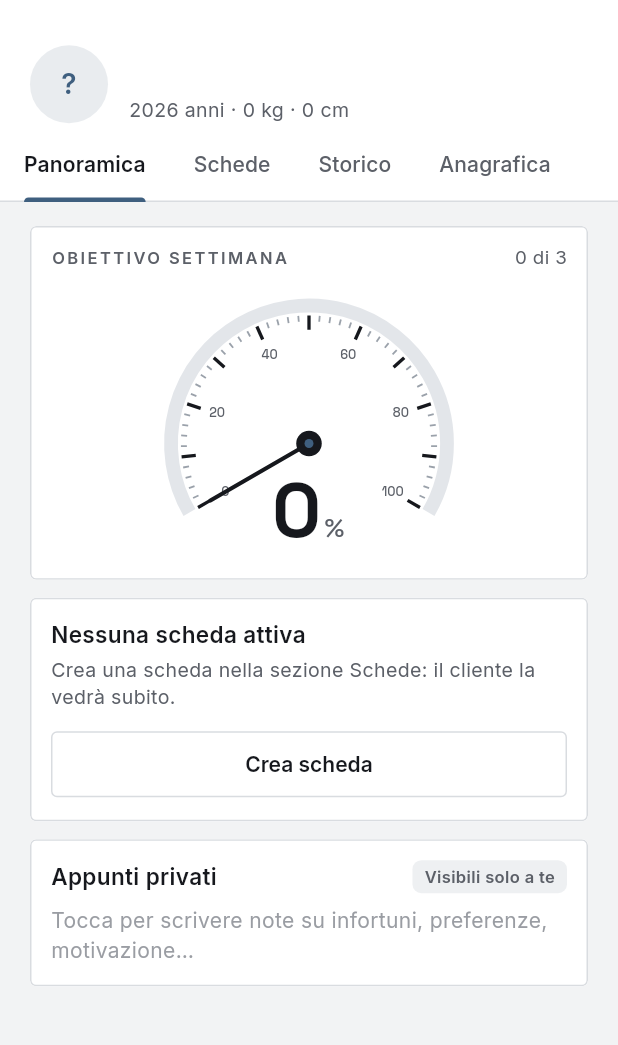
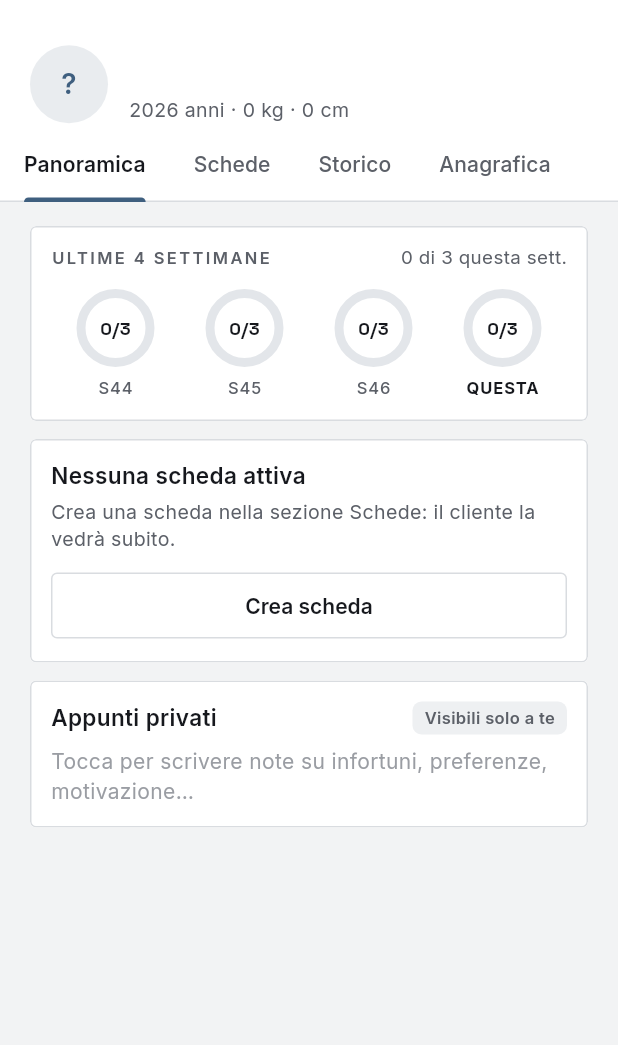
Before and after one commit to dvdsalviato/becoach, a Flutter app: the ClientDetailPage screen opened directly with empty values, on a phone screen of 412 x 824 dp, the part 62-1107 px from its top. Run offline on Flutter 3.47's test engine with Material 3 defaults, Android fonts, the phone set to English and light mode, and no system bars; our stand-ins replace cloud_firestore, firebase_auth, firebase_core, flutter_local_notifications, google_fonts, google_sign_in and 5 more; missing offline and left inert: android_alarm_manager_plus; accounts and stored records are empty; network calls fail.

Commit message:
1.7.1: home riordinata, niente tachimetro, timer fluido, ultima volta per serie, via Termina
Co-Authored-By: Claude Opus 5.5 <noreply@anthropic.com>
Claude-Session: https://claude.ai/code/session_014Yrb5QjuiKc6a9q9wWXS42

```diff
--- a/lib/ui/coach/client_detail_page.dart
+++ b/lib/ui/coach/client_detail_page.dart
@@ -211,7 +211,8 @@ class _Overview extends StatelessWidget {
         ],
         Builder(builder: (context) {
           final planned = (active?.days.length ?? 0) > 0 ? active!.days.length : 3;
-          final w = weekStats(sessions, weekStart());
+          final weeks = WeekRings.last4(sessions);
+          final w = weeks.last;
           return Panel(
             padding: const EdgeInsets.fromLTRB(14, 12, 14, 8),
             child: Column(
@@ -219,13 +220,15 @@ class _Overview extends StatelessWidget {
                 Row(
                   children: [
                     const Expanded(
-                      child: Text('OBIETTIVO SETTIMANA',
+                      child: Text('ULTIME 4 SETTIMANE',
                           style: TextStyle(fontSize: 11, fontWeight: FontWeight.w600, letterSpacing: 1.6, color: BC.muted)),
                     ),
-                    Text('${w.done} di $planned', style: const TextStyle(fontSize: 12.5, color: BC.muted)),
+                    Text('${w.done} di $planned questa sett.', style: const TextStyle(fontSize: 12.5, color: BC.muted)),
                   ],
                 ),
-                SpeedGauge(value: w.done / planned, width: 230),
+                const SizedBox(height: 12),
+                WeekRings(weeks: weeks, planned: planned),
+                const SizedBox(height: 6),
               ],
             ),
           );
--- a/lib/ui/common/profile_page.dart
+++ b/lib/ui/common/profile_page.dart
@@ -366,7 +366,7 @@ class _DevToolsState extends State<_DevTools> {
             behavior: HitTestBehavior.opaque,
             child: const Padding(
               padding: EdgeInsets.symmetric(horizontal: 24, vertical: 8),
-              child: Text('BeCoach 1.7', style: TextStyle(color: BC.disabled, fontSize: 12)),
+              child: Text('BeCoach 1.7.1', style: TextStyle(color: BC.disabled, fontSize: 12)),
             ),
           ),
         ),
--- a/lib/ui/common/progress_gauge.dart
+++ b/lib/ui/common/progress_gauge.dart
@@ -235,7 +235,48 @@ WeekStats weekStats(List<Session> sessions, DateTime from) {
   return WeekStats(from, done, vol);
 }
 
-/// Tachimetro della settimana, anelli delle ultime settimane e degli obiettivi.
+/// Anelli delle ultime 4 settimane (allenamenti fatti / previsti).
+class WeekRings extends StatelessWidget {
+  final List<WeekStats> weeks;
+  final int planned;
+  const WeekRings({super.key, required this.weeks, required this.planned});
+
+  static List<WeekStats> last4(List<Session> sessions) {
+    final ws = weekStart();
+    return [for (var k = 3; k >= 0; k--) weekStats(sessions, ws.subtract(Duration(days: 7 * k)))];
+  }
+
+  @override
+  Widget build(BuildContext context) {
+    return Row(
+      children: [
+        for (var i = 0; i < weeks.length; i++)
+          Expanded(
+            child: Column(
+              children: [
+                ProgressRing(
+                  value: weeks[i].done / planned,
+                  color: i == weeks.length - 1 ? BC.graphite : BC.steel,
+                  center: Text('${weeks[i].done}/$planned',
+                      style: const TextStyle(fontFamily: BC.display, fontSize: 12, fontWeight: FontWeight.w700)),
+                ),
+                const SizedBox(height: 6),
+                Text(i == weeks.length - 1 ? 'QUESTA' : 'S${isoWeek(weeks[i].start)}',
+                    style: TextStyle(
+                      fontSize: 11,
+                      letterSpacing: 0.6,
+                      fontWeight: i == weeks.length - 1 ? FontWeight.w700 : FontWeight.w500,
+                      color: i == weeks.length - 1 ? BC.ink : BC.muted,
+                    )),
+              ],
+            ),
+          ),
+      ],
+    );
+  }
+}
+
+/// Anelli delle ultime settimane e degli obiettivi.
 class AthleteProgressHero extends StatelessWidget {
   final List<Session> sessions;
   final Plan? plan;
@@ -269,63 +310,21 @@ class AthleteProgressHero extends StatelessWidget {
       crossAxisAlignment: CrossAxisAlignment.stretch,
       children: [
         Container(
-          decoration: const BoxDecoration(color: Colors.white, border: Border(top: line, bottom: line)),
-          padding: const EdgeInsets.fromLTRB(20, 16, 20, 18),
-          child: Column(
-            children: [
-              Row(
-                children: [
-                  const Expanded(child: Text('OBIETTIVO SETTIMANA', style: label)),
-                  Text('${cur.done} di $planned allenamenti', style: const TextStyle(fontSize: 12.5, color: BC.muted)),
-                ],
-              ),
-              const SizedBox(height: 8),
-              LayoutBuilder(
-                builder: (context, c) => SpeedGauge(value: pct, width: math.min(320, c.maxWidth)),
-              ),
-              Text(
-                cur.volume > 0
-                    ? '${_kg(cur.volume)} kg di volume questa settimana'
-                    : (cur.done == 0 ? 'Il primo allenamento della settimana fa partire l\'ago' : ''),
-                style: const TextStyle(fontSize: 13, color: BC.body),
-              ),
-            ],
-          ),
-        ),
-        Container(
-          decoration: const BoxDecoration(border: Border(bottom: line)),
+          decoration: const BoxDecoration(border: Border(top: line, bottom: line)),
           padding: const EdgeInsets.fromLTRB(20, 16, 20, 14),
           child: Column(
             crossAxisAlignment: CrossAxisAlignment.stretch,
             children: [
-              const Text('ULTIME 4 SETTIMANE', style: label),
-              const SizedBox(height: 12),
               Row(
                 children: [
-                  for (var i = 0; i < weeks.length; i++)
-                    Expanded(
-                      child: Column(
-                        children: [
-                          ProgressRing(
-                            value: weeks[i].done / planned,
-                            color: i == weeks.length - 1 ? BC.graphite : BC.steel,
-                            center: Text('${weeks[i].done}/$planned',
-                                style: const TextStyle(
-                                    fontFamily: BC.display, fontSize: 12, fontWeight: FontWeight.w700)),
-                          ),
-                          const SizedBox(height: 6),
-                          Text('S${isoWeek(weeks[i].start)}',
-                              style: TextStyle(
-                                fontSize: 11,
-                                letterSpacing: 0.6,
-                                fontWeight: i == weeks.length - 1 ? FontWeight.w700 : FontWeight.w500,
-                                color: i == weeks.length - 1 ? BC.ink : BC.muted,
-                              )),
-                        ],
-                      ),
-                    ),
+                  const Expanded(child: Text('ULTIME 4 SETTIMANE', style: label)),
+                  if (cur.volume > 0)
+                    Text('${_kg(cur.volume)} kg questa settimana',
+                        style: const TextStyle(fontSize: 12.5, color: BC.muted)),
                 ],
               ),
+              const SizedBox(height: 12),
+              WeekRings(weeks: weeks, planned: planned),
             ],
           ),
         ),
--- a/pubspec.yaml
+++ b/pubspec.yaml
@@ -1,7 +1,7 @@
 name: becoach
 description: BeCoach - l'app per coach e allenati.
 publish_to: 'none'
-version: 1.7.0+1
+version: 1.7.1+1
 
 environment:
   sdk: '>=3.4.0 <4.0.0'
```
Also changed, not shown: lib/ui/athlete/today_page.dart (+6 -3 lines), lib/ui/athlete/workout_page.dart (+189 -42 lines), 1 other file.
